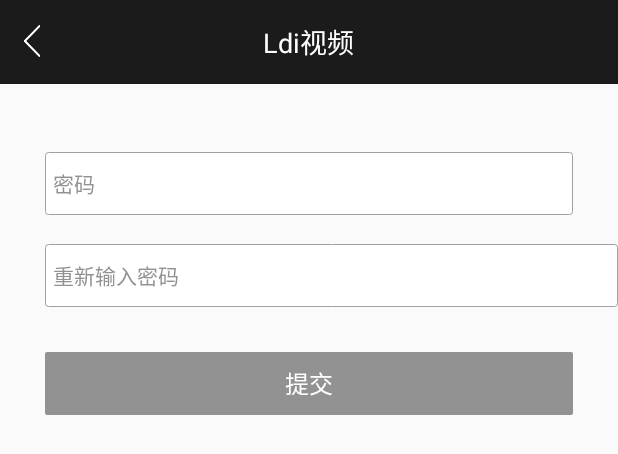
After one commit to yuzhiyou/LdiVideoAndroid, an Android app: the layout activity_register_pass.xml on its own in the app's theme, with its tools: preview values and no code run, on a phone screen of 412 x 824 dp. The commit adds this screen. Shown: the top 454 px of the screen. Run offline under Robolectric (Android 15) with nearby library versions, the phone set to English and light mode, and no system bars.

Commit message:
添加了注册设置密码的界面

```diff
--- a/LdiVideoAndroid/app/build.gradle
+++ b/LdiVideoAndroid/app/build.gradle
@@ -4,7 +4,7 @@ def AAVersion = '4.0.0'
 
 android {
     compileSdkVersion 23
-    buildToolsVersion "24.0.0"
+    buildToolsVersion "23.0.3"
 
     defaultConfig {
         applicationId "com.ldi.android"
--- a/LdiVideoAndroid/app/src/main/AndroidManifest.xml
+++ b/LdiVideoAndroid/app/src/main/AndroidManifest.xml
@@ -22,6 +22,7 @@
         <activity android:name=".Activitys.UserGuideActivity_" />
         <activity android:name=".Activitys.LoginActivity_" />
         <activity android:name=".Activitys.RegisterActivity_" />
+        <activity android:name=".Activitys.RegisterPassActivity_" />
     </application>
 
 </manifest>
--- a/LdiVideoAndroid/app/src/main/java/com/ldi/android/Activitys/LoginActivity.java
+++ b/LdiVideoAndroid/app/src/main/java/com/ldi/android/Activitys/LoginActivity.java
@@ -10,7 +10,6 @@ import android.widget.EditText;
 import android.widget.ImageButton;
 import android.widget.TextView;
 
-import com.google.gson.Gson;
 import com.ldi.android.Activitys.Base.BaseActivity;
 import com.ldi.android.App_;
 import com.ldi.android.Beans.User;
@@ -28,8 +27,6 @@ import org.androidannotations.annotations.TextChange;
 import org.androidannotations.annotations.UiThread;
 import org.androidannotations.annotations.ViewById;
 import org.androidannotations.rest.spring.annotations.RestService;
-import org.androidannotations.rest.spring.api.MediaType;
-import org.json.JSONObject;
 
 @EActivity(R.layout.activity_login)
 public class LoginActivity extends BaseActivity {
@@ -129,7 +126,7 @@ public class LoginActivity extends BaseActivity {
 
                 break;
             case R.id.loginRegisterTv:  //立即注册
-
+                RegisterActivity_.intent(this).start();
                 break;
         }
     }
--- a/LdiVideoAndroid/app/src/main/java/com/ldi/android/Activitys/RegisterActivity.java
+++ b/LdiVideoAndroid/app/src/main/java/com/ldi/android/Activitys/RegisterActivity.java
@@ -19,8 +19,6 @@ import org.androidannotations.annotations.TextChange;
 import org.androidannotations.annotations.UiThread;
 import org.androidannotations.annotations.ViewById;
 import org.androidannotations.rest.spring.annotations.RestService;
-import org.androidannotations.rest.spring.api.MediaType;
-import org.json.JSONObject;
 
 @EActivity(R.layout.activity_register)
 public class RegisterActivity extends BaseActivity {
--- a/LdiVideoAndroid/app/src/main/res/layout/activity_register.xml
+++ b/LdiVideoAndroid/app/src/main/res/layout/activity_register.xml
@@ -51,7 +51,7 @@
             style="@style/text_white_16"
             android:layout_width="120dp"
             android:layout_marginLeft="5dp"
-            android:layout_height="@dimen/login_button_height"
+            android:layout_height="40dp"
             android:text="@string/get_check_code"
             android:enabled="false"
             android:background="@drawable/green_btn_bg_selector"
--- /dev/null
+++ b/LdiVideoAndroid/app/src/main/res/layout/activity_register_pass.xml
@@ -0,0 +1,61 @@
+<?xml version="1.0" encoding="utf-8"?>
+<RelativeLayout xmlns:android="http://schemas.android.com/apk/res/android"
+              xmlns:tools="http://schemas.android.com/tools"
+              android:layout_width="match_parent"
+              android:layout_height="match_parent"
+              android:fitsSystemWindows="true"
+              android:clipToPadding="true"
+              tools:context="com.ldi.android.Activitys.RegisterPassActivity">
+
+    <!--导航条-->
+    <include android:id="@+id/include" layout="@layout/navigation_bar_back" />
+
+    <EditText
+        android:id="@+id/passwordET"
+        style="@style/text_darkgray_14"
+        android:layout_width="match_parent"
+        android:layout_height="@dimen/login_edittext_height"
+        android:inputType="textPassword"
+        android:layout_marginLeft="30dp"
+        android:layout_marginRight="30dp"
+        android:ems="10"
+        android:layout_marginTop="45dp"
+        android:layout_below="@+id/include"
+        android:hint="@string/password"
+        android:paddingLeft="5dp"
+        android:textColorHint="@color/gray_btn_bg_color"
+        android:background="@drawable/input_edittext_bg"
+        android:layout_centerHorizontal="true"/>
+
+    <Button
+        android:id="@+id/registerSubmit"
+        style="@style/text_white_16"
+        android:layout_marginLeft="30dp"
+        android:layout_marginRight="30dp"
+        android:layout_marginTop="30dp"
+        android:layout_width="match_parent"
+        android:layout_height="@dimen/login_button_height"
+        android:text="@string/submit"
+        android:enabled="false"
+        android:layout_below="@+id/passwordConfirmET"
+        android:background="@drawable/red_btn_bg_selector"
+        />
+
+    <EditText
+        android:id="@+id/passwordConfirmET"
+        style="@style/text_darkgray_14"
+        android:layout_width="match_parent"
+        android:layout_height="@dimen/login_edittext_height"
+        android:inputType="textPassword"
+        android:ems="10"
+        android:layout_marginTop="19dp"
+        android:hint="@string/password_confirm"
+        android:paddingLeft="5dp"
+        android:textColorHint="@color/gray_btn_bg_color"
+        android:background="@drawable/input_edittext_bg"
+        android:layout_below="@+id/passwordET"
+        android:layout_alignLeft="@+id/passwordET"
+        android:layout_alignStart="@+id/passwordET"/>
+
+
+</RelativeLayout>
--- a/LdiVideoAndroid/app/src/main/res/values/strings.xml
+++ b/LdiVideoAndroid/app/src/main/res/values/strings.xml
@@ -14,4 +14,9 @@
     <string name="next_step">下一步</string>
     <string name="get_check_code">获取验证码</string>
     <string name="register_condition">同意《lid视频App注册协议》</string>
+    <string name="password">密码</string>
+    <string name="password_confirm">重新输入密码</string>
+    <string name="submit">提交</string>
+    <string name="pass_not_same">请输入相同的密码</string>
+
 </resources>
--- a/LdiVideoAndroid/build.gradle
+++ b/LdiVideoAndroid/build.gradle
@@ -5,7 +5,7 @@ buildscript {
         jcenter()
     }
     dependencies {
-        classpath 'com.android.tools.build:gradle:2.1.2'
+        classpath 'com.android.tools.build:gradle:2.1.0'
 
         // replace with the current version of the android-apt plugin
         classpath 'com.neenbedankt.gradle.plugins:android-apt:1.8'
```
Also changed, not shown: LdiVideoAndroid/app/src/main/java/com/ldi/android/Activitys/Base/BaseActivity.java (+9 -0 lines), LdiVideoAndroid/app/src/main/java/com/ldi/android/Activitys/RegisterPassActivity.java (added, +102 -0 lines), LdiVideoAndroid/app/src/main/java/com/ldi/android/Beans/WepApi/Request/UserFindRequest.java (added, +26 -0 lines), LdiVideoAndroid/app/src/main/java/com/ldi/android/Beans/WepApi/Request/UserRegisterRequest.java (+26 -0 lines), LdiVideoAndroid/app/src/main/java/com/ldi/android/Net/MyRestClient.java (+21 -1 lines).
